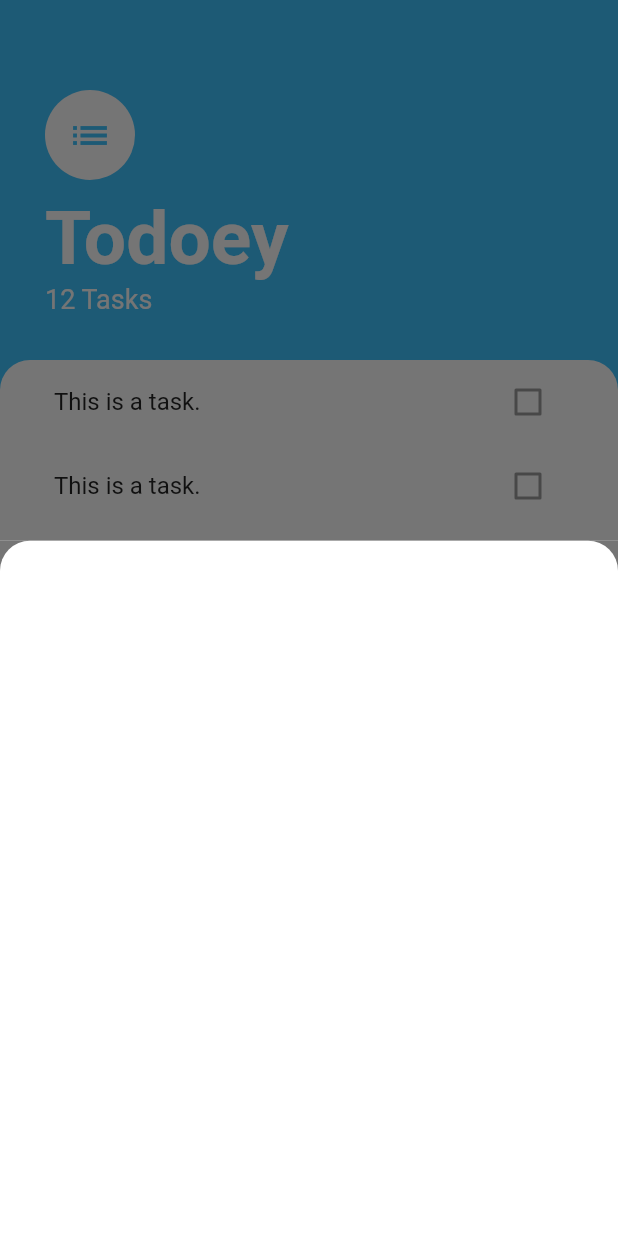
After one commit to MrJasonJapan/flutter-state-management-todoey, a Flutter app: the screen it shows after launch, after a tap on the "add" icon, on a phone screen of 412 x 824 dp. The commit adds this screen. Run offline on Flutter 3.47's test engine with Material 2 defaults, Android fonts, the phone set to English and light mode, and no system bars.

Commit message:
Add a modal BottomSheet for adding new tasks (still a blank sheet for now)
https://api.flutter.dev/flutter/material/showModalBottomSheet.html

```diff
--- /dev/null
+++ b/lib/screens/add_task_screen.dart
@@ -0,0 +1,19 @@
+import 'package:flutter/material.dart';
+
+class AddTaskScreen extends StatelessWidget {
+  @override
+  Widget build(BuildContext context) {
+    return Container(
+      color: Color(0xff757575),
+      child: Container(
+        decoration: BoxDecoration(
+          color: Colors.white,
+          borderRadius: BorderRadius.only(
+            topLeft: Radius.circular(20.0),
+            topRight: Radius.circular(20.0),
+          ),
+        ),
+      ),
+    );
+  }
+}
--- a/lib/screens/tasks_screen.dart
+++ b/lib/screens/tasks_screen.dart
@@ -1,6 +1,7 @@
 import 'package:flutter/material.dart';
 
 import '../widgets/tasks_list.dart';
+import 'add_task_screen.dart';
 
 class TasksScreen extends StatelessWidget {
   @override
@@ -10,6 +11,10 @@ class TasksScreen extends StatelessWidget {
       floatingActionButton: FloatingActionButton(
         backgroundColor: Colors.lightBlueAccent,
         child: Icon(Icons.add),
+        onPressed: () {
+          showModalBottomSheet(
+              context: context, builder: (context) => AddTaskScreen());
+        },
       ),
       body: Column(
         crossAxisAlignment: CrossAxisAlignment.start,
```
